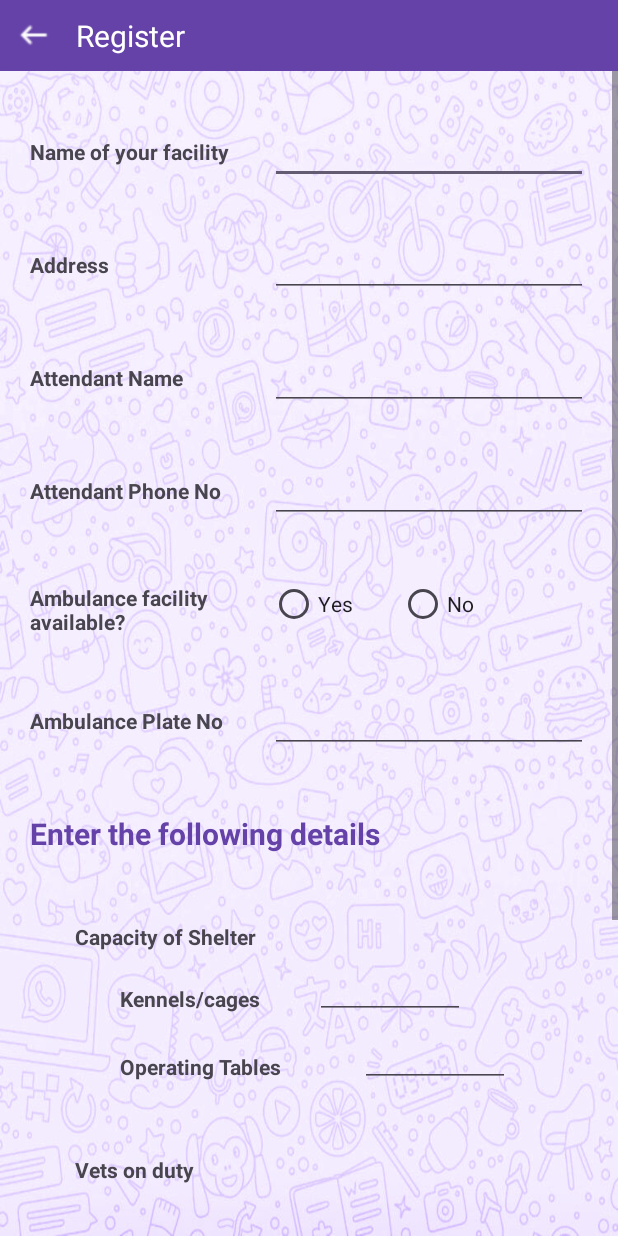
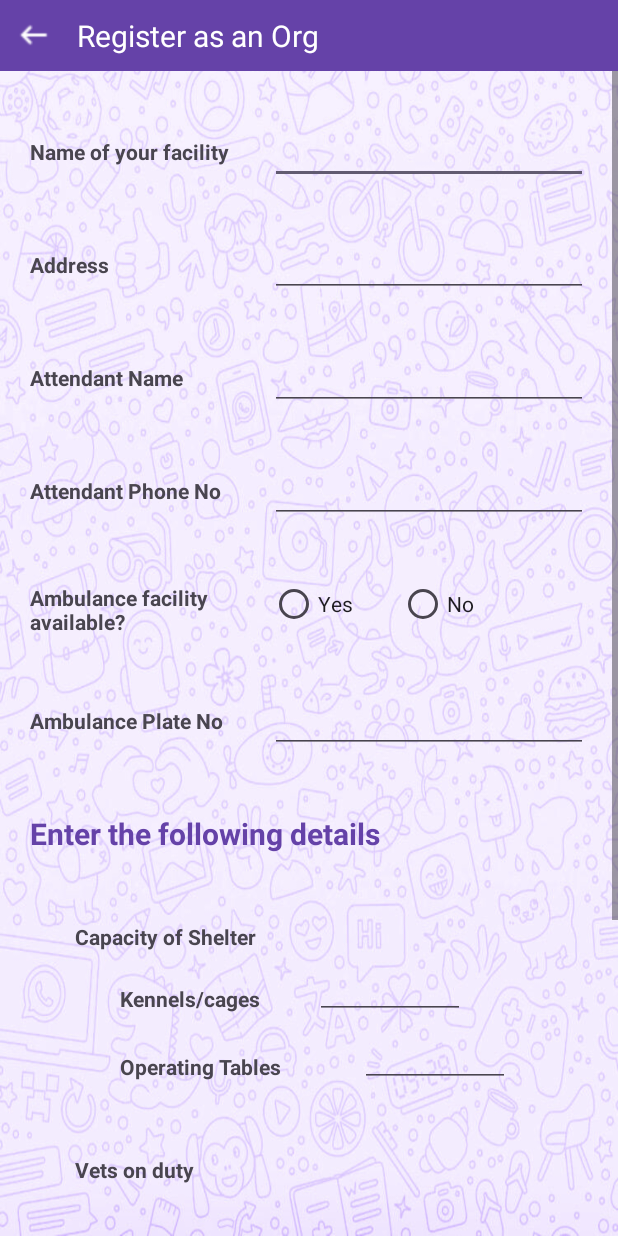
Before and after one commit to bhavyahoda/ASARA, an Android app: the VetRegistrationActivity screen opened directly, with no data from a screen before it, on a phone screen of 412 x 824 dp. Run offline under Robolectric (Android 15) with nearby library versions, the phone set to English and light mode, and no system bars.

Commit message:
text changes

```diff
--- a/app/src/main/res/layout/activity_vet_registration.xml
+++ b/app/src/main/res/layout/activity_vet_registration.xml
@@ -29,15 +29,13 @@ android:orientation="vertical"
         <TextView
             android:layout_width="wrap_content"
             android:layout_height="wrap_content"
-            android:text="Register"
+            android:layout_marginLeft="15dp"
+            android:gravity="center"
+            android:paddingTop="10dp"
+            android:paddingBottom="10dp"
+            android:text="Register as an Org"
             android:textColor="@color/white"
-            android:textSize="20dp"
-            android:gravity="center"
-            android:paddingBottom="10dp"
-            android:paddingTop="10dp"
-            android:layout_marginLeft="15dp"
-            >
-        </TextView>
+            android:textSize="20dp"></TextView>
 
     </LinearLayout>
 
```
